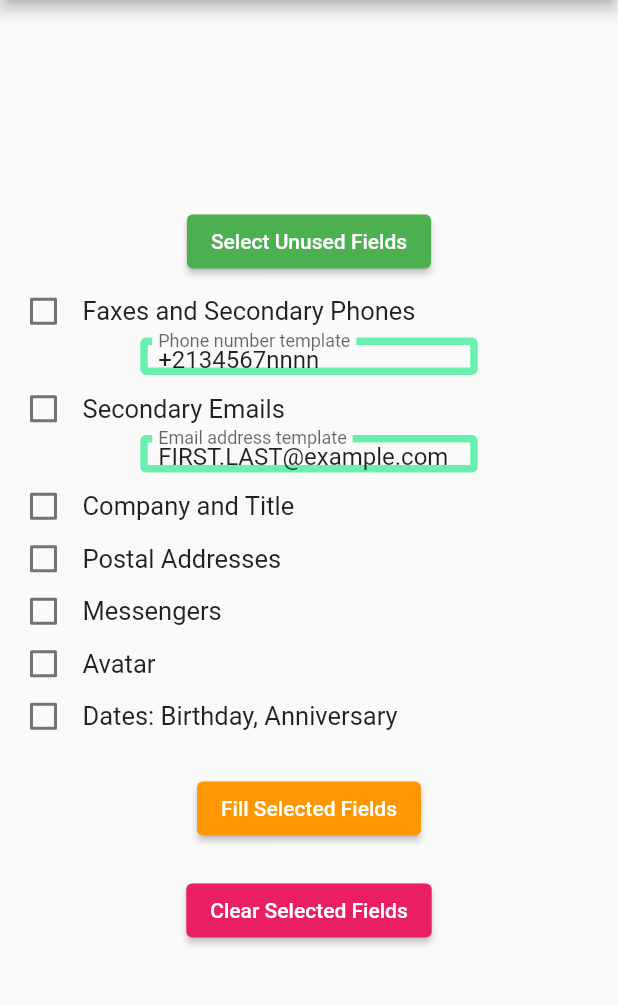
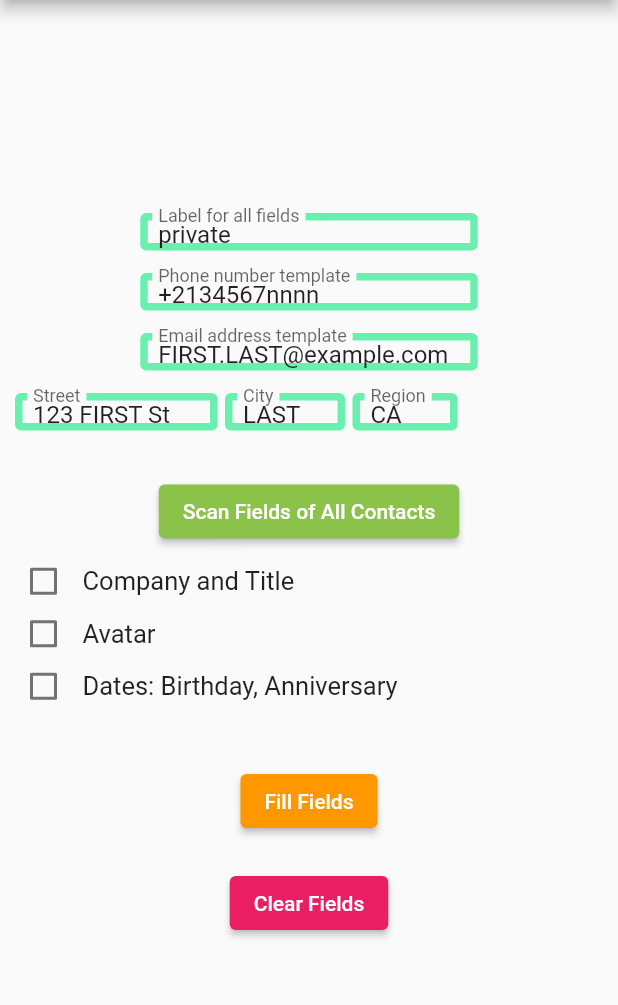
Before and after one commit to BillDietrich/fake_contacts_2, a Flutter app: the screen it shows after launch, on a phone screen of 412 x 824 dp, the part 84-1089 px from its top. Run offline on Flutter 3.47's test engine with Material 2 defaults, Android fonts, the light colour scheme and no system bars; our stand-ins replace contacts_service, permission_handler, shared_preferences.

Commit message:
greatly changed UI

```diff
--- a/lib/main.dart
+++ b/lib/main.dart
@@ -39,31 +39,31 @@ class MyHomePage extends StatefulWidget {
 }
 
 class _MyHomePageState extends State<MyHomePage> {
+  String sLabel = "";
   String sPhoneNumberTemplate = "";
   String sEmailAddressTemplate = "";
-  var arrbFieldSelections = [
-    false,
-    false,
-    false,
-    false,
-    false,
-    false,
-    false
-  ]; // aray of bools
-  static const FIELD_PHONES = 0;
-  static const FIELD_POSTALADDRESSES = 1;
-  static const FIELD_EMAILS = 2;
-  static const FIELD_COMPANYANDTITLE = 3;
-  static const FIELD_MESSENGERS = 4;
-  static const FIELD_AVATAR = 5;
-  static const FIELD_DATES = 6;
+  String sStreetTemplate = "";
+  String sCityTemplate = "";
+  String sRegionTemplate = "";
+  var arrbFieldSelections = [false, false, false]; // aray of bools
+  static const FIELD_COMPANYANDTITLE = 0;
+  static const FIELD_AVATAR = 1;
+  static const FIELD_DATES = 2;
 
+  Key keyLabel = Key("Label");
   Key keyPhoneNumberTemplate = Key("PhoneNumberTemplate");
   Key keyEmailAddressTemplate = Key("EmailAddressTemplate");
+  Key keyStreetTemplate = Key("StreetTemplate");
+  Key keyCityTemplate = Key("CityTemplate");
+  Key keyRegionTemplate = Key("RegionTemplate");
 
+  TextEditingController labelController = TextEditingController();
   TextEditingController phoneNumberTemplateController = TextEditingController();
   TextEditingController emailAddressTemplateController =
       TextEditingController();
+  TextEditingController streetTemplateController = TextEditingController();
+  TextEditingController cityTemplateController = TextEditingController();
+  TextEditingController regionTemplateController = TextEditingController();
 
   Future<void> getStoredSettings() async {
     log("getStoredSettings: called");
@@ -73,26 +73,37 @@ class _MyHomePageState extends State<MyHomePage> {
     sPhoneNumberTemplate = prefs.getString('sPhoneNumberTemplate');
     //log("getStoredSettings: retrieved last names " + (sListOfLastNames ?? "null"));
     if (sPhoneNumberTemplate == null) {
+      sLabel = "private";
       sPhoneNumberTemplate = "+2134567nnnn";
       sEmailAddressTemplate = "FIRST.LAST@example.com";
-      arrbFieldSelections = [false, false, false, false, false, false, false];
+      sStreetTemplate = "123 FIRST St";
+      sCityTemplate = "LAST";
+      sRegionTemplate = "CA";
+      arrbFieldSelections = [false, false, false];
       savePhoneNumberTemplate();
       saveEmailAddressTemplate();
+      saveStreetTemplate();
+      saveCityTemplate();
+      saveRegionTemplate();
       saveFieldSelections(true);
     } else {
+      sLabel = prefs.getString('sLabel');
       sPhoneNumberTemplate = prefs.getString('sPhoneNumberTemplate');
       sEmailAddressTemplate = prefs.getString('sEmailAddressTemplate');
+      sStreetTemplate = prefs.getString('sStreetTemplate');
+      sCityTemplate = prefs.getString('sCityTemplate');
+      sRegionTemplate = prefs.getString('sRegionTemplate');
       arrbFieldSelections[0] = prefs.getBool('bFieldSelection0');
       arrbFieldSelections[1] = prefs.getBool('bFieldSelection1');
       arrbFieldSelections[2] = prefs.getBool('bFieldSelection2');
-      arrbFieldSelections[3] = prefs.getBool('bFieldSelection3');
-      arrbFieldSelections[4] = prefs.getBool('bFieldSelection4');
-      arrbFieldSelections[5] = prefs.getBool('bFieldSelection5');
-      arrbFieldSelections[6] = prefs.getBool('bFieldSelection6');
     }
 
+    labelController.text = sLabel;
     phoneNumberTemplateController.text = sPhoneNumberTemplate;
     emailAddressTemplateController.text = sEmailAddressTemplate;
+    streetTemplateController.text = sStreetTemplate;
+    cityTemplateController.text = sCityTemplate;
+    regionTemplateController.text = sRegionTemplate;
   }
 
   void saveFieldSelections(bool bIgnored) async {
@@ -102,10 +113,13 @@ class _MyHomePageState extends State<MyHomePage> {
     await prefs.setBool("bFieldSelection0", arrbFieldSelections[0]);
     await prefs.setBool("bFieldSelection1", arrbFieldSelections[1]);
     await prefs.setBool("bFieldSelection2", arrbFieldSelections[2]);
-    await prefs.setBool("bFieldSelection3", arrbFieldSelections[3]);
-    await prefs.setBool("bFieldSelection4", arrbFieldSelections[4]);
-    await prefs.setBool("bFieldSelection5", arrbFieldSelections[5]);
-    await prefs.setBool("bFieldSelection6", arrbFieldSelections[6]);
+  }
+
+  void saveLabel() async {
+    log("saveLabel: called");
+
+    final SharedPreferences prefs = await SharedPreferences.getInstance();
+    await prefs.setString("sLabel", sLabel);
   }
 
   void savePhoneNumberTemplate() async {
@@ -120,6 +134,27 @@ class _MyHomePageState extends State<MyHomePage> {
 
     final SharedPreferences prefs = await SharedPreferences.getInstance();
     await prefs.setString("sEmailAddressTemplate", sEmailAddressTemplate);
+  }
+
+  void saveStreetTemplate() async {
+    log("saveStreetTemplate: called");
+
+    final SharedPreferences prefs = await SharedPreferences.getInstance();
+    await prefs.setString("sStreetTemplate", sStreetTemplate);
+  }
+
+  void saveCityTemplate() async {
+    log("saveCityTemplate: called");
+
+    final SharedPreferences prefs = await SharedPreferences.getInstance();
+    await prefs.setString("sCityTemplate", sCityTemplate);
+  }
+
+  void saveRegionTemplate() async {
+    log("saveRegionTemplate: called");
+
+    final SharedPreferences prefs = await SharedPreferences.getInstance();
+    await prefs.setString("sRegionTemplate", sRegionTemplate);
   }
 
   String generatePhoneNumber(String sLastName) {
@@ -155,6 +190,20 @@ class _MyHomePageState extends State<MyHomePage> {
         .replaceAll("LAST", sLastName);
   }
 
+  String generatePostalAddress(String sLastName, String sFirstName) {
+    return (sStreetTemplate
+            .replaceAll("FIRST", sFirstName)
+            .replaceAll("LAST", sLastName)) +
+        ", " +
+        (sCityTemplate
+            .replaceAll("FIRST", sFirstName)
+            .replaceAll("LAST", sLastName)) +
+        " " +
+        (sRegionTemplate
+            .replaceAll("FIRST", sFirstName)
+            .replaceAll("LAST", sLastName));
+  }
+
   Future<void> _scanFieldsOfAllContacts() async {
     log("_scanFieldsOfAllContacts: about to call Permission.contacts.request");
     PermissionStatus permission = await Permission.contacts.request();
@@ -166,46 +215,34 @@ class _MyHomePageState extends State<MyHomePage> {
         true,
         true,
         true,
-        true,
-        true,
-        true,
-        true
       ];
       log("_scanFieldsOfAllContacts: about to call ContactsService.getContacts");
       Iterable<Contact> iContacts = await ContactsService.getContacts();
-      log("_scanFieldsOfAllContacts: iContacts.length " + iContacts.length.toString());
+      log("_scanFieldsOfAllContacts: iContacts.length " +
+          iContacts.length.toString());
       for (var c in iContacts) {
         log("_scanFieldsOfAllContacts: identifier " + c.identifier);
         log("_scanFieldsOfAllContacts: givenName " + c.givenName);
         Iterable<Item> iEmails = c.emails;
         for (var e in iEmails) {
-          log("_scanFieldsOfAllContacts: e.label " + e.label + ", e.value " + e.value);
-          switch (e.label) {
-            case "home":
-            case "work":
-              continue;
-            default:
-              arrbFieldSelections[FIELD_EMAILS] = false;
-          }
+          log("_scanFieldsOfAllContacts: e.label " +
+              e.label +
+              ", e.value " +
+              e.value);
         }
         Iterable<Item> iPhones = c.phones;
         for (var p in iPhones) {
-          log("_scanFieldsOfAllContacts: p.label " + p.label + ", p.value " + p.value);
-          switch (p.label) {
-            case "mobile":
-            case "movil":
-            case "móvil":
-            case "home":
-            case "work":
-              continue;
-            default:
-              arrbFieldSelections[FIELD_PHONES] = false;
-          }
+          log("_scanFieldsOfAllContacts: p.label " +
+              p.label +
+              ", p.value " +
+              p.value);
         }
         Iterable<PostalAddress> iAddresses = c.postalAddresses;
         for (var a in iAddresses) {
-          log("_scanFieldsOfAllContacts: a.label " + a.label + ", a.city " + a.city);
-          arrbFieldSelections[FIELD_POSTALADDRESSES] = false;
+          log("_scanFieldsOfAllContacts: a.label " +
+              a.label +
+              ", a.city " +
+              a.city);
         }
         String sCompany = c.company;
         if (c.company != null)
@@ -246,6 +283,14 @@ class _MyHomePageState extends State<MyHomePage> {
   }
 
   // this gets called every time a char gets changed in the field
+  void _changedLabel(String sNewValue) {
+    log("_changedLabel: called, " + sNewValue);
+    sLabel = sNewValue;
+
+    saveLabel();
+  }
+
+  // this gets called every time a char gets changed in the field
   void _changedPhoneNumberTemplate(String sNewValue) {
     log("_changedPhoneNumberTemplate: called, " + sNewValue);
     sPhoneNumberTemplate = sNewValue;
@@ -261,9 +306,33 @@ class _MyHomePageState extends State<MyHomePage> {
     saveEmailAddressTemplate();
   }
 
+  // this gets called every time a char gets changed in the field
+  void _changedStreetTemplate(String sNewValue) {
+    log("_changedStreetTemplate: called, " + sNewValue);
+    sStreetTemplate = sNewValue;
+
+    saveStreetTemplate();
+  }
+
+  // this gets called every time a char gets changed in the field
+  void _changedCityTemplate(String sNewValue) {
+    log("_changedCityTemplate: called, " + sNewValue);
+    sCityTemplate = sNewValue;
+
+    saveCityTemplate();
+  }
+
+  // this gets called every time a char gets changed in the field
+  void _changedRegionTemplate(String sNewValue) {
+    log("_changedRegionTemplate: called, " + sNewValue);
+    sRegionTemplate = sNewValue;
+
+    saveRegionTemplate();
+  }
+
   // this gets called every time a check-box gets changed
   void _changedFieldSelections(int nIndex, bool bNewValue) {
-    log("_changedEmailAddressTemplate: called, nIndex " +
+    log("_changedFieldSelections: called, nIndex " +
         nIndex.toString() +
         ", bNewValue " +
         bNewValue.toString());
@@ -272,33 +341,10 @@ class _MyHomePageState extends State<MyHomePage> {
     saveFieldSelections(true);
   }
 
-  void onPhonesCheckboxChanged(bool bNewValue) {
-    log("onPhonesCheckboxChanged: called, bNewValue " + bNewValue.toString());
-    arrbFieldSelections[FIELD_PHONES] = bNewValue;
-    saveFieldSelections(true);
-  }
-
-  void onAddressesCheckboxChanged(bool bNewValue) {
-    log("onAddressesCheckboxChanged: called, bNewValue " + bNewValue.toString());
-    arrbFieldSelections[FIELD_POSTALADDRESSES] = bNewValue;
-    saveFieldSelections(true);
-  }
-
-  void onEmailsCheckboxChanged(bool bNewValue) {
-    log("onEmailsCheckboxChanged: called, bNewValue " + bNewValue.toString());
-    arrbFieldSelections[FIELD_EMAILS] = bNewValue;
-    saveFieldSelections(true);
-  }
-
   void onCompanyAndTitleCheckboxChanged(bool bNewValue) {
-    log("onCompanyAndTitleCheckboxChanged: called, bNewValue " + bNewValue.toString());
+    log("onCompanyAndTitleCheckboxChanged: called, bNewValue " +
+        bNewValue.toString());
     arrbFieldSelections[FIELD_COMPANYANDTITLE] = bNewValue;
-    saveFieldSelections(true);
-  }
-
-  void onMessengersCheckboxChanged(bool bNewValue) {
-    log("onMessengersCheckboxChanged: called, bNewValue " + bNewValue.toString());
-    arrbFieldSelections[FIELD_MESSENGERS] = bNewValue;
     saveFieldSelections(true);
   }
 
@@ -313,8 +359,6 @@ class _MyHomePageState extends State<MyHomePage> {
     arrbFieldSelections[FIELD_DATES] = bNewValue;
     saveFieldSelections(true);
   }
-
-
 
   static const ROWHEIGHT = 25.0;
   static const TEXTBOXWIDTH = 225.0;
@@ -340,36 +384,28 @@ class _MyHomePageState extends State<MyHomePage> {
         child: Column(
           mainAxisAlignment: MainAxisAlignment.center,
           children: <Widget>[
-            ElevatedButton(
-              onPressed: () => _scanFieldsOfAllContacts(),
-              child: Text("Select Unused Fields"),
-              style: ButtonStyle(
-                  backgroundColor:
-                      MaterialStateProperty.all<Color>(Colors.green)),
-            ),
-            SizedBox(height: 10),
             Container(
               height: ROWHEIGHT,
-              child: Row(
-                children: <Widget>[
-                  SizedBox(width: BEFORECHECKBOX), //SizedBox
-                  Checkbox(
-                    value: arrbFieldSelections[FIELD_PHONES],
-                    onChanged: (bool value) {
-                      setState(() {
-                        onPhonesCheckboxChanged(value);
-                      });
-                    },
-                  ), //Checkbox
-                  SizedBox(width: AFTERCHECKBOX), //SizedBox
-                  Text(
-                    'Faxes and Secondary Phones',
-                    style: TextStyle(fontSize: TEXTSIZE),
-                  ), //Text
-                ], //<Widget>[]
-              ), //Row
+              width: TEXTBOXWIDTH,
+              child: TextFormField(
+                key: keyLabel,
+                onChanged: _changedLabel,
+                controller: labelController,
+                maxLines: 1,
+                initialValue: sLabel,
+                decoration: new InputDecoration(
+                  labelText: 'Label for all fields',
+                  focusedBorder: OutlineInputBorder(
+                    borderSide: BorderSide(color: Colors.red, width: 5.0),
+                  ),
+                  enabledBorder: OutlineInputBorder(
+                    borderSide:
+                        BorderSide(color: Colors.greenAccent, width: 5.0),
+                  ),
+                ),
+              ),
             ),
-            SizedBox(height: 5),
+            SizedBox(height: 15),
             Container(
               height: ROWHEIGHT,
               width: TEXTBOXWIDTH,
@@ -391,29 +427,7 @@ class _MyHomePageState extends State<MyHomePage> {
                 ),
               ),
             ),
-            SizedBox(height: 10),
-            Container(
-              height: ROWHEIGHT,
-              child: Row(
-                children: <Widget>[
-                  SizedBox(width: BEFORECHECKBOX), //SizedBox
-                  Checkbox(
-                    value: arrbFieldSelections[FIELD_EMAILS],
-                    onChanged: (bool value) {
-                      setState(() {
-                        onEmailsCheckboxChanged(value);
-                      });
-                    },
-                  ), //Checkbox
-                  SizedBox(width: AFTERCHECKBOX), //SizedBox
-                  Text(
-                    'Secondary Emails',
-                    style: TextStyle(fontSize: TEXTSIZE),
-                  ), //Text
-                ], //<Widget>[]
-              ), //Row
-            ),
-            SizedBox(height: 5),
+            SizedBox(height: 15),
             Container(
               height: ROWHEIGHT,
               width: TEXTBOXWIDTH,
@@ -435,12 +449,100 @@ class _MyHomePageState extends State<MyHomePage> {
                 ),
               ),
             ),
+            SizedBox(height: 15),
+            Container(
+              height: ROWHEIGHT,
+              child: Row(
+                  mainAxisAlignment: MainAxisAlignment.start,
+                  crossAxisAlignment: CrossAxisAlignment.start,
+                  children: [
+                    SizedBox(width: 10), //SizedBox
+                    Container(
+                      width: 135,
+                      child: TextFormField(
+                        key: keyStreetTemplate,
+                        onChanged: _changedStreetTemplate,
+                        maxLines: 1,
+                        initialValue: sStreetTemplate,
+                        controller: streetTemplateController,
+                        decoration: new InputDecoration(
+                          labelText: 'Street',
+                          focusedBorder: OutlineInputBorder(
+                            borderSide:
+                                BorderSide(color: Colors.red, width: 5.0),
+                          ),
+                          enabledBorder: OutlineInputBorder(
+                            borderSide: BorderSide(
+                                color: Colors.greenAccent, width: 5.0),
+                          ),
+                        ),
+                      ),
+                    ),
+                    SizedBox(width: 5), //SizedBox
+                    Container(
+                      width: 80,
+                      child: TextFormField(
+                        key: keyCityTemplate,
+                        onChanged: _changedCityTemplate,
+                        maxLines: 1,
+                        initialValue: sCityTemplate,
+                        controller: cityTemplateController,
+                        decoration: new InputDecoration(
+                          labelText: 'City',
+                          focusedBorder: OutlineInputBorder(
+                            borderSide:
+                                BorderSide(color: Colors.red, width: 5.0),
+                          ),
+                          enabledBorder: OutlineInputBorder(
+                            borderSide: BorderSide(
+                                color: Colors.greenAccent, width: 5.0),
+                          ),
+                        ),
+                      ),
+                    ),
+                    SizedBox(width: 5), //SizedBox
+                    Container(
+                      width: 70,
+                      child: TextFormField(
+                        key: keyRegionTemplate,
+                        onChanged: _changedRegionTemplate,
+                        maxLines: 1,
+                        initialValue: sRegionTemplate,
+                        controller: regionTemplateController,
+                        decoration: new InputDecoration(
+                          labelText: 'Region',
+                          focusedBorder: OutlineInputBorder(
+                            borderSide:
+                                BorderSide(color: Colors.red, width: 5.0),
+                          ),
+                          enabledBorder: OutlineInputBorder(
+                            borderSide: BorderSide(
+                                color: Colors.greenAccent, width: 5.0),
+                          ),
+                        ),
+                      ),
+                    ),
+                  ]),
+            ),
+            SizedBox(
+              height: 30,
+            ),
+            ElevatedButton(
+              onPressed: () => _scanFieldsOfAllContacts(),
+              child: Text("Scan Fields of All Contacts"),
+              style: ButtonStyle(
+                  backgroundColor:
+                      MaterialStateProperty.all<Color>(Colors.lightGreen)),
+            ),
             SizedBox(height: 10),
             Container(
               height: ROWHEIGHT,
               child: Row(
                 children: <Widget>[
-                  SizedBox(width: BEFORECHECKBOX), //SizedBox
+                  SizedBox(
+                    width: BEFORECHECKBOX,
+                  ), //SizedBox
+                  /** Checkbox Widget **/
                   Checkbox(
                     value: arrbFieldSelections[FIELD_COMPANYANDTITLE],
                     onChanged: (bool value) {
@@ -452,53 +554,6 @@ class _MyHomePageState extends State<MyHomePage> {
                   SizedBox(width: AFTERCHECKBOX), //SizedBox
                   Text(
                     'Company and Title',
-                    style: TextStyle(fontSize: TEXTSIZE),
-                  ), //Text
-                ], //<Widget>[]
-              ), //Row
-            ),
-            SizedBox(height: 10),
-            Container(
-              height: ROWHEIGHT,
-              child: Row(
-                children: <Widget>[
-                  SizedBox(width: BEFORECHECKBOX), //SizedBox
-                  Checkbox(
-                    value: arrbFieldSelections[FIELD_POSTALADDRESSES],
-                    onChanged: (bool value) {
-                      setState(() {
-                        onAddressesCheckboxChanged(value);
-                      });
-                    },
-                  ), //Checkbox
-                  SizedBox(width: AFTERCHECKBOX), //SizedBox
-                  Text(
-                    'Postal Addresses',
-                    style: TextStyle(fontSize: TEXTSIZE),
-                  ), //Text
-                ], //<Widget>[]
-              ), //Row
-            ),
-            SizedBox(height: 10),
-            Container(
-              height: ROWHEIGHT,
-              child: Row(
-                children: <Widget>[
-                  SizedBox(
-                    width: BEFORECHECKBOX,
-                  ), //SizedBox
-                  /** Checkbox Widget **/
-                  Checkbox(
-                    value: arrbFieldSelections[FIELD_MESSENGERS],
-                    onChanged: (bool value) {
-                      setState(() {
-                        onMessengersCheckboxChanged(value);
-                      });
-                    },
-                  ), //Checkbox
-                  SizedBox(width: AFTERCHECKBOX), //SizedBox
-                  Text(
-                    'Messengers',
                     style: TextStyle(fontSize: TEXTSIZE),
                   ), //Text
                 ], //<Widget>[]
@@ -555,11 +610,11 @@ class _MyHomePageState extends State<MyHomePage> {
               ), //Row
             ),
             SizedBox(
-              height: 25,
+              height: 40,
             ),
             ElevatedButton(
               onPressed: () => _setFieldsOfAllContacts(true),
-              child: Text("Fill Selected Fields"),
+              child: Text("Fill Fields"),
               style: ButtonStyle(
                   backgroundColor:
                       MaterialStateProperty.all<Color>(Colors.orange)),
@@ -568,8 +623,8 @@ class _MyHomePageState extends State<MyHomePage> {
               height: 20,
             ),
             ElevatedButton(
-              onPressed: () => _setFieldsOfAllContacts(true),
-              child: Text("Clear Selected Fields"),
+              onPressed: () => _setFieldsOfAllContacts(false),
+              child: Text("Clear Fields"),
               style: ButtonStyle(
                   backgroundColor:
                       MaterialStateProperty.all<Color>(Colors.pink)),
```
Also changed, not shown: UsingTheApp.jpg.
